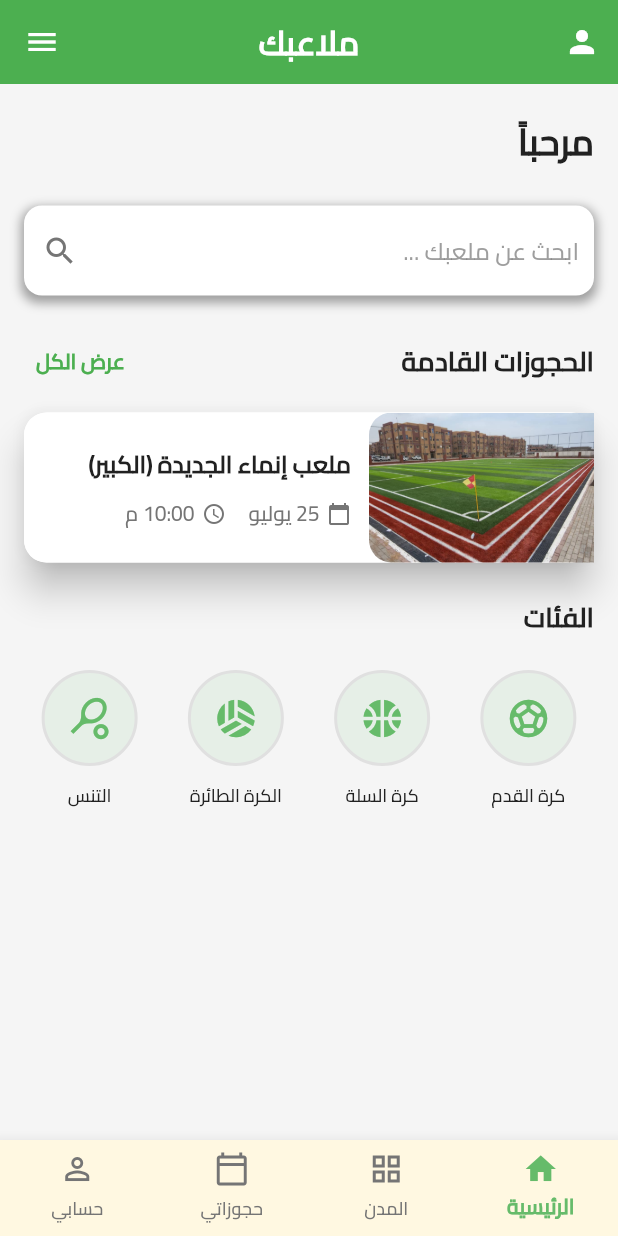
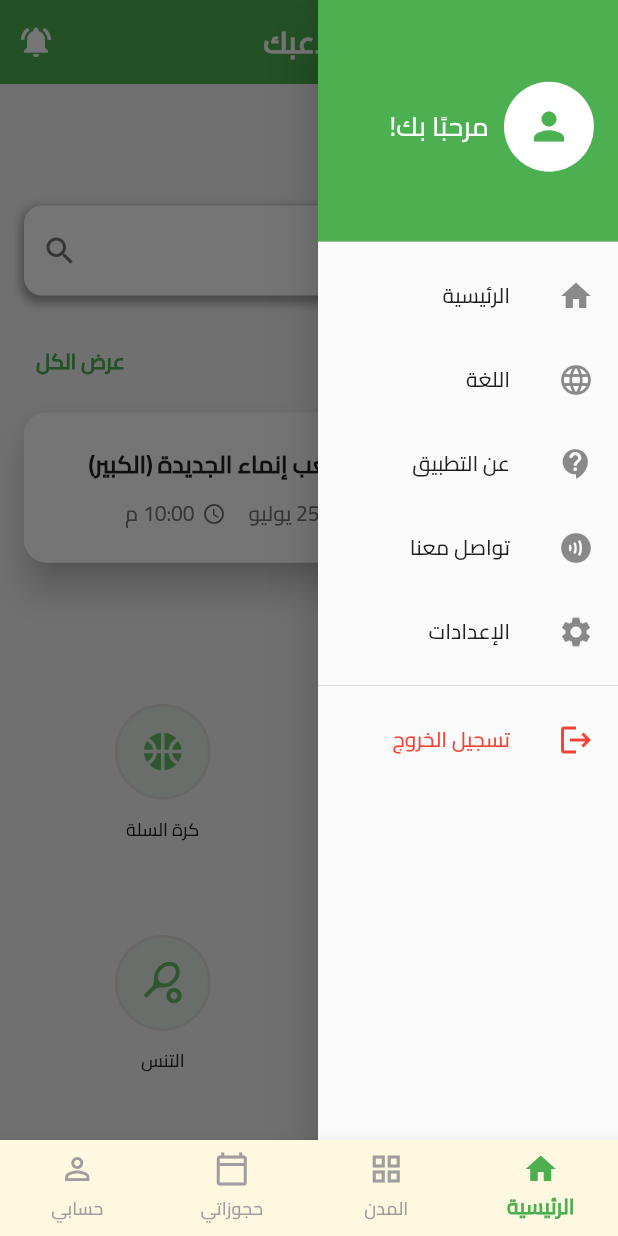
Before and after one commit to ZeyadBamj/staduim_home, a Flutter app: the screen it shows after launch, with the side drawer open (before the commit the screen has no drawer), on a phone screen of 412 x 824 dp. Run offline on Flutter 3.47's test engine with Material 3 defaults, Android fonts, the phone set to English and light mode, and no system bars; our stand-ins replace bloc, flutter_bloc.

Commit message:
add screens, and flutter_bloc package in pubespec.yaml for use cubit, and make menu become list on tapped, understood nwigaa🤨

```diff
--- /dev/null
+++ b/lib/cubits/navigation_cubit/navigation_cubit.dart
@@ -0,0 +1,10 @@
+import 'package:bloc/bloc.dart';
+import 'package:meta/meta.dart';
+
+part 'navigation_state.dart';
+
+class NavigationCubit extends Cubit<int> {
+  NavigationCubit() : super(0);
+
+  goTo(int index) => emit(index);
+}
--- /dev/null
+++ b/lib/cubits/navigation_cubit/navigation_state.dart
@@ -0,0 +1,6 @@
+part of 'navigation_cubit.dart';
+
+@immutable
+sealed class NavigationState {}
+
+final class NavigationInitial extends NavigationState {}
--- a/lib/main.dart
+++ b/lib/main.dart
@@ -1,6 +1,8 @@
 import 'package:flutter/material.dart';
 import 'package:reservision_app/constants/app_colors.dart';
+import 'package:reservision_app/cubits/navigation_cubit/navigation_cubit.dart';
 import 'package:reservision_app/screens/home_screen.dart';
+import 'package:flutter_bloc/flutter_bloc.dart';
 
 void main() {
   runApp(const MyApp());
@@ -11,7 +13,10 @@ class MyApp extends StatelessWidget {
 
   @override
   Widget build(BuildContext context) {
-    return MaterialApp(
+    return BlocProvider(
+      create: (context) => NavigationCubit(),
+      child: MaterialApp(
+        debugShowCheckedModeBanner: false,
         theme: ThemeData(
           useMaterial3: false,
           primarySwatch: Colors.green,
@@ -31,6 +36,7 @@ class MyApp extends StatelessWidget {
           // Define other theme properties for consistency
         ),
         home: const HomeScreen(),
+      ),
     );
   }
 }
--- a/lib/screens/home_screen.dart
+++ b/lib/screens/home_screen.dart
@@ -1,115 +1,53 @@
 import 'package:flutter/material.dart';
-import 'package:reservision_app/constants/app_colors.dart';
-import 'package:reservision_app/constants/app_text_styles.dart';
-import 'package:reservision_app/widgets/common/app_bar_with_search.dart';
-import 'package:reservision_app/widgets/common/category_card.dart';
-import 'package:reservision_app/widgets/common/section_header.dart';
-import 'package:reservision_app/widgets/home/field_search_bar.dart';
-import 'package:reservision_app/widgets/home/upcoming_booking_card.dart';
+import 'package:flutter_bloc/flutter_bloc.dart';
+import 'package:reservision_app/cubits/navigation_cubit/navigation_cubit.dart';
+import 'package:reservision_app/screens/cities_screen.dart';
+import 'package:reservision_app/screens/main_screen.dart';
+import 'package:reservision_app/screens/profile_screen.dart';
+import 'package:reservision_app/screens/reservision_screen.dart';
 
-class HomeScreen extends StatefulWidget {
+class HomeScreen extends StatelessWidget {
   const HomeScreen({super.key});
 
-  @override
-  State<HomeScreen> createState() => _HomeScreenState();
-}
-
-class _HomeScreenState extends State<HomeScreen> {
-  int _selectedIndex = 3; // For bottom navigation bar
-
-  final List<Map<String, dynamic>> categories = [
-    {'icon': Icons.sports_soccer, 'label': 'كرة القدم'},
-    {'icon': Icons.sports_basketball, 'label': 'كرة السلة'},
-    {'icon': Icons.sports_volleyball, 'label': 'الكرة الطائرة'},
-    {'icon': Icons.sports_tennis, 'label': 'التنس'},
+  // int _selectedIndex = 0;
+  final List<Widget> _screens = const [
+    MainScreen(),
+    CitiesScreen(),
+    ReservisionScreen(),
+    ProfileScreen(),
   ];
 
-  void _onItemTapped(int index) {
-    setState(() {
-      _selectedIndex = index;
-    });
-  }
-
+  // void _onItemTapped(int index) {
   @override
   Widget build(BuildContext context) {
-    return Scaffold(
-      appBar: AppBarWithSearch(
-        title: 'ملاعبك',
-        onProfileTap: () {
-          // Handle profile icon tap
-          print('Profile icon tapped!');
+    return BlocBuilder<NavigationCubit, int>(
+      builder: (context, currentIndex) {
+        return Directionality(
+          textDirection: TextDirection.rtl,
+          child: Scaffold(
+            body: IndexedStack(index: currentIndex, children: _screens),
+            bottomNavigationBar: BottomNavigationBar(
+              currentIndex: currentIndex,
+              selectedItemColor: Colors.green,
+              unselectedItemColor: Colors.grey,
+              onTap: (index) {
+                context.read<NavigationCubit>().goTo(index);
               },
-        onMenuTap: () {
-          // Handle menu icon tap
-          print('Menu icon tapped!');
-        },
-      ),
-      body: SingleChildScrollView(
-        padding: const EdgeInsets.all(16.0),
-        child: Directionality(
-          textDirection: TextDirection.rtl,
-          child: Column(
-            crossAxisAlignment: CrossAxisAlignment.start,
-            children: [
-              Text('مرحباً', style: AppTextStyles.greetingText),
-              const SizedBox(height: 20),
-
-              const FieldSearchBar(),
-              const SizedBox(height: 20),
-
-              SectionHeader(
-                title: 'الحجوزات القادمة',
-                onPressed: () {
-                  // Navigate to upcoming bookings list
-                  print('View All Upcoming Bookings!');
-                },
-              ),
-              const SizedBox(height: 10),
-              UpcomingBookingCard(
-                fieldName: 'ملعب إنماء الجديدة (الكبير)',
-                date: '25 يوليو',
-                time: '10:00 م',
-                imageUrl: 'assets/images/enma_staduim.jpg', // Placeholder image
-                onTap: () {
-                  // Handle booking card tap
-                  print('Booking card tapped!');
-                },
-              ),
-              const SizedBox(height: 20),
-
-              SectionHeader(title: 'الفئات'),
-              const SizedBox(height: 10),
-              GridView.builder(
-                shrinkWrap: true,
-                physics:
-                    const NeverScrollableScrollPhysics(), // Disable scrolling in GridView
-                gridDelegate: const SliverGridDelegateWithFixedCrossAxisCount(
-                  crossAxisCount: 4, // يساوي المسافة الافقية بين الفئات
-                  crossAxisSpacing: 10,
-                  // mainAxisSpacing: 10,
-                  childAspectRatio: 0.8, // يساوي المسافة العمودية
-                ),
-                itemCount: 4, // Example categories
-                itemBuilder: (context, index) {
-                  return CategoryCard(
-                    icon: categories[index]['icon'],
-                    label: categories[index]['label'],
-                    onTap: () {
-                      print('${categories[index]['label']} category tapped!');
-                    },
-                  );
-                },
-              ),
-            ],
-          ),
-        ),
-      ),
-      bottomNavigationBar: BottomNavigationBar(
+              type:
+                  BottomNavigationBarType
+                      .fixed, // لأظهار نصوص الايقونات بدون الضغط عليها
+              backgroundColor: Colors.amber[50],
+              selectedLabelStyle: const TextStyle(fontWeight: FontWeight.bold),
               items: const <BottomNavigationBarItem>[
                 BottomNavigationBarItem(
-            icon: Icon(Icons.person_outline),
-            activeIcon: Icon(Icons.person),
-            label: 'حسابي',
+                  icon: Icon(Icons.home_outlined),
+                  activeIcon: Icon(Icons.home),
+                  label: 'الرئيسية',
+                ),
+                BottomNavigationBarItem(
+                  icon: Icon(Icons.grid_view_outlined),
+                  activeIcon: Icon(Icons.grid_view),
+                  label: 'المدن',
                 ),
                 BottomNavigationBarItem(
                   icon: Icon(Icons.calendar_today_outlined),
@@ -117,26 +55,15 @@ class _HomeScreenState extends State<HomeScreen> {
                   label: 'حجوزاتي',
                 ),
                 BottomNavigationBarItem(
-            icon: Icon(Icons.grid_view_outlined),
-            activeIcon: Icon(Icons.grid_view),
-            label: 'المدن',
-          ),
-          BottomNavigationBarItem(
-            icon: Icon(Icons.home_outlined),
-            activeIcon: Icon(Icons.home),
-            label: 'الرئيسية',
+                  icon: Icon(Icons.person_outline),
+                  activeIcon: Icon(Icons.person),
+                  label: 'حسابي',
                 ),
               ],
-        currentIndex: _selectedIndex,
-        selectedItemColor: AppColors.primaryGreen,
-        unselectedItemColor: AppColors.textLight,
-        onTap: _onItemTapped,
-        type:
-            BottomNavigationBarType
-                .fixed, // لأظهار نصوص الايقونات بدون الضغط عليها
-        backgroundColor: Colors.amber[50],
-        selectedLabelStyle: const TextStyle(fontWeight: FontWeight.bold),
             ),
+          ),
+        );
+      },
     );
   }
 }
--- /dev/null
+++ b/lib/screens/main_screen.dart
@@ -0,0 +1,117 @@
+import 'package:flutter/material.dart';
+import 'package:flutter_bloc/flutter_bloc.dart';
+// import 'package:reservision_app/constants/app_colors.dart';
+import 'package:reservision_app/constants/app_text_styles.dart';
+import 'package:reservision_app/cubits/navigation_cubit/navigation_cubit.dart';
+import 'package:reservision_app/widgets/common/app_bar_with_search.dart';
+import 'package:reservision_app/widgets/common/category_card.dart';
+import 'package:reservision_app/widgets/common/my_drawer.dart';
+import 'package:reservision_app/widgets/common/section_header.dart';
+import 'package:reservision_app/widgets/home/field_search_bar.dart';
+import 'package:reservision_app/widgets/home/upcoming_booking_card.dart';
+
+class MainScreen extends StatefulWidget {
+  const MainScreen({super.key});
+
+  @override
+  State<MainScreen> createState() => _MainScreenState();
+}
+
+class _MainScreenState extends State<MainScreen> {
+  // int _selectedIndex = 3; // For bottom navigation bar
+
+  List<Map<String, dynamic>> categories = [
+    {'icon': Icons.sports_soccer, 'label': 'كرة القدم'},
+    {'icon': Icons.sports_basketball, 'label': 'كرة السلة'},
+    {'icon': Icons.sports_volleyball, 'label': 'الكرة الطائرة'},
+    {'icon': Icons.sports_tennis, 'label': 'التنس'},
+  ];
+
+  // void _onItemTapped(int index) {
+  //   setState(() {
+  //     _selectedIndex = index;
+  //   });
+  // }
+
+  @override
+  Widget build(BuildContext context) {
+    return BlocBuilder<NavigationCubit, int>(
+      builder: (context, state) {
+        return Scaffold(
+          appBar: AppBarWithSearch(
+            title: 'ملاعبك',
+            onNotification: () {
+              // Handle profile icon tap
+              print('Notification icon tapped!');
+            },
+          ),
+          drawer: MyDrawer(), // my_drawer.dart
+          body: SingleChildScrollView(
+            padding: const EdgeInsets.all(16.0),
+            child: Directionality(
+              textDirection: TextDirection.rtl,
+              child: Column(
+                crossAxisAlignment: CrossAxisAlignment.start,
+                children: [
+                  Text('مرحباً', style: AppTextStyles.greetingText),
+                  const SizedBox(height: 20),
+
+                  const FieldSearchBar(),
+                  const SizedBox(height: 20),
+
+                  SectionHeader(
+                    title: 'الحجوزات القادمة',
+                    onPressed: () {
+                      // Navigate to upcoming bookings list
+                      print('View All Upcoming Bookings!');
+                    },
+                  ),
+                  const SizedBox(height: 10),
+                  UpcomingBookingCard(
+                    fieldName: 'ملعب إنماء الجديدة (الكبير)',
+                    date: '25 يوليو',
+                    time: '10:00 م',
+                    imageUrl:
+                        'assets/images/enma_staduim.jpg', // Placeholder image
+                    onTap: () {
+                      // Handle booking card tap
+                      print('Booking card tapped!');
+                    },
+                  ),
+                  const SizedBox(height: 20),
+
+                  SectionHeader(title: 'الفئات'),
+                  const SizedBox(height: 10),
+                  GridView.builder(
+                    shrinkWrap: true,
+                    physics:
+                        const NeverScrollableScrollPhysics(), // Disable scrolling in GridView
+                    gridDelegate:
+                        const SliverGridDelegateWithFixedCrossAxisCount(
+                          crossAxisCount: 2, // يساوي المسافة الافقية بين الفئات
+                          crossAxisSpacing: 10,
+                          // mainAxisSpacing: 10,
+                          childAspectRatio: 1.2, // يساوي المسافة العمودية
+                        ),
+                    itemCount: 4, // Example categories
+                    itemBuilder: (context, index) {
+                      return CategoryCard(
+                        icon: categories[index]['icon'],
+                        label: categories[index]['label'],
+                        onTap: () {
+                          print(
+                            '${categories[index]['label']} category tapped!',
+                          );
+                        },
+                      );
+                    },
+                  ),
+                ],
+              ),
+            ),
+          ),
+        );
+      },
+    );
+  }
+}
--- a/lib/widgets/common/app_bar_with_search.dart
+++ b/lib/widgets/common/app_bar_with_search.dart
@@ -1,17 +1,16 @@
 import 'package:flutter/material.dart';
-import 'package:reservision_app/constants/app_text_styles.dart';
 
 class AppBarWithSearch extends StatelessWidget implements PreferredSizeWidget {
   final String title;
   final VoidCallback? onSearchTap;
-  final VoidCallback? onProfileTap;
+  final VoidCallback? onNotification;
   final VoidCallback? onMenuTap;
 
   const AppBarWithSearch({
     super.key,
     required this.title,
     this.onSearchTap,
-    this.onProfileTap,
+    this.onNotification,
     this.onMenuTap,
   });
 
@@ -19,16 +18,20 @@ class AppBarWithSearch extends StatelessWidget implements PreferredSizeWidget {
   Widget build(BuildContext context) {
     return AppBar(
       elevation: 0,
-      leading: IconButton(
-        icon: const Icon(Icons.menu, color: Colors.white),
-        onPressed: onMenuTap,
+      leading: Builder(
+        builder:
+            (context) => IconButton(
+              icon: const Icon(Icons.menu, color: Colors.white),
+              onPressed: () => Scaffold.of(context).openDrawer(),
+            ),
       ),
-      title: Text(title, style: AppTextStyles.appBarTitle),
+      title: const Text('ملاعبك'),
+      backgroundColor: Colors.green,
       centerTitle: true,
       actions: [
         IconButton(
-          icon: const Icon(Icons.person, color: Colors.white),
-          onPressed: onProfileTap,
+          icon: const Icon(Icons.notifications_active, color: Colors.white),
+          onPressed: onNotification,
         ),
       ],
     );
--- a/lib/widgets/common/category_card.dart
+++ b/lib/widgets/common/category_card.dart
@@ -24,7 +24,7 @@ class CategoryCard extends StatelessWidget {
           Container(
             padding: const EdgeInsets.all(15),
             decoration: BoxDecoration(
-              color: AppColors.primaryGreen.withOpacity(0.1), // خلفية للأيقونات
+              color: AppColors.primaryGreen.withValues(alpha: 0.1), // خلفية للأيقونات
               shape: BoxShape.circle,
               border: Border.all(color: AppColors.borderColor, width: 2),
             ),
--- /dev/null
+++ b/lib/widgets/common/my_drawer.dart
@@ -0,0 +1,84 @@
+import 'package:flutter/material.dart';
+import 'package:flutter_bloc/flutter_bloc.dart';
+import 'package:reservision_app/cubits/navigation_cubit/navigation_cubit.dart';
+
+class MyDrawer extends StatelessWidget {
+  const MyDrawer({super.key});
+
+  @override
+  Widget build(BuildContext context) {
+    return Drawer(
+      width: 200,
+      child: Column(
+        children: [
+          DrawerHeader(
+            decoration: BoxDecoration(color: Colors.green),
+            child: Row(
+              children: const [
+                CircleAvatar(
+                  radius: 30,
+                  backgroundColor: Colors.white,
+                  child: Icon(Icons.person, size: 30, color: Colors.green),
+                ),
+                SizedBox(width: 10),
+                 Text(
+                  'مرحبًا بك!',
+                  style: TextStyle(color: Colors.white, fontSize: 18),
+                ),
+              ],
+            ),
+          ),
+          ListTile(
+            leading: const Icon(Icons.home),
+            title: const Text('الرئيسية'),
+            onTap: () {
+              Navigator.pop(context);
+              context.read<NavigationCubit>().goTo(0);
+              // انتقل للصفحة الرئيسية
+            },
+          ),
+          ListTile(
+            leading: const Icon(Icons.language),
+            title: const Text('اللغة'),
+            onTap: () {
+              Navigator.pop(context);
+              // انتقل لصفحة الحجوزات
+            },
+          ),
+          ListTile(
+            leading: const Icon(Icons.contact_support_rounded),
+            title: const Text('عن التطبيق'),
+            onTap: () {
+              Navigator.pop(context);
+              // انتقل لصفحة المدن
+            },
+          ),
+          ListTile(
+            leading: const Icon(Icons.contactless_rounded),
+            title: const Text('تواصل معنا'),
+            onTap: () {
+              Navigator.pop(context);
+              // انتقل لصفحة المدن
+            },
+          ),
+          ListTile(
+            leading: const Icon(Icons.settings),
+            title: const Text('الإعدادات'),
+            onTap: () {
+              Navigator.pop(context);
+              // انتقل لصفحة الإعدادات
+            },
+          ),
+         const Divider(),
+          ListTile(
+            leading: const Icon(Icons.logout, color: Colors.red),
+            title: const Text('تسجيل الخروج', style: TextStyle(color: Colors.red)),
+            onTap: () {
+              // تسجيل الخروج
+            },
+          ),
+        ],
+      ),
+    );
+  }
+}
--- a/pubspec.yaml
+++ b/pubspec.yaml
@@ -34,6 +34,7 @@ dependencies:
   # The following adds the Cupertino Icons font to your application.
   # Use with the CupertinoIcons class for iOS style icons.
   cupertino_icons: ^1.0.8
+  flutter_bloc: ^9.1.1
 
 dev_dependencies:
   flutter_test:
```
Also changed, not shown: lib/screens/cities_screen.dart (added, +30 -0 lines), lib/screens/profile_screen.dart (added, +30 -0 lines), lib/screens/reservision_screen.dart (added, +26 -0 lines), pubspec.lock, 1 other file. Lines whose indentation alone changed are shown as unchanged.
